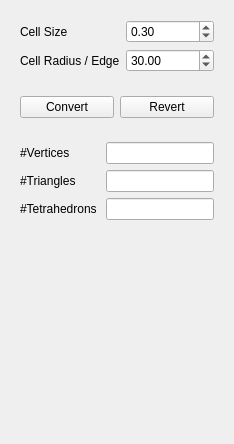
Old version of the form src/modules/mesh_converter/ui/MeshConverterUIForm.ui in the repository danielroth1/CAE.
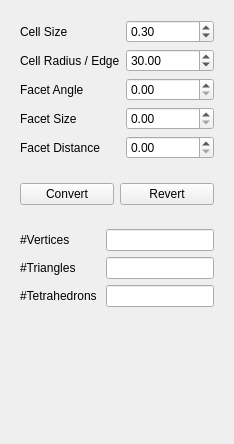
New version of the form.

Commit message:
adds more parameters to mesh conversion; adds possiblity to specify edges as features
* feature edges means that the algorithm that creates the Polygon3D from Polygon2D keeps the edges that are marked as features
* removes up some unused buttons in Simulation panel

The edit to the form file:
```diff
--- a/src/modules/mesh_converter/ui/MeshConverterUIForm.ui
+++ b/src/modules/mesh_converter/ui/MeshConverterUIForm.ui
@@ -57,6 +57,13 @@
         </property>
        </widget>
       </item>
+      <item row="2" column="0">
+       <widget class="QLabel" name="label_3">
+        <property name="text">
+         <string>Facet Angle</string>
+        </property>
+       </widget>
+      </item>
       <item row="0" column="1">
        <widget class="QDoubleSpinBox" name="mCellSizeBox">
         <property name="maximum">
@@ -67,13 +74,6 @@
         </property>
        </widget>
       </item>
-      <item row="0" column="0">
-       <widget class="QLabel" name="label">
-        <property name="text">
-         <string>Cell Size</string>
-        </property>
-       </widget>
-      </item>
       <item row="1" column="1">
        <widget class="QDoubleSpinBox" name="mCellRadiusEdgeRatioBox">
         <property name="maximum">
@@ -84,6 +84,36 @@
         </property>
        </widget>
       </item>
+      <item row="0" column="0">
+       <widget class="QLabel" name="label">
+        <property name="text">
+         <string>Cell Size</string>
+        </property>
+       </widget>
+      </item>
+      <item row="3" column="0">
+       <widget class="QLabel" name="label_4">
+        <property name="text">
+         <string>Facet Size</string>
+        </property>
+       </widget>
+      </item>
+      <item row="4" column="0">
+       <widget class="QLabel" name="label_8">
+        <property name="text">
+         <string>Facet Distance</string>
+        </property>
+       </widget>
+      </item>
+      <item row="2" column="1">
+       <widget class="QDoubleSpinBox" name="mFacetAngle"/>
+      </item>
+      <item row="3" column="1">
+       <widget class="QDoubleSpinBox" name="mFacetSize"/>
+      </item>
+      <item row="4" column="1">
+       <widget class="QDoubleSpinBox" name="mFacetDistance"/>
+      </item>
      </layout>
     </widget>
    </item>
```
The commit also changes 15 other files.
